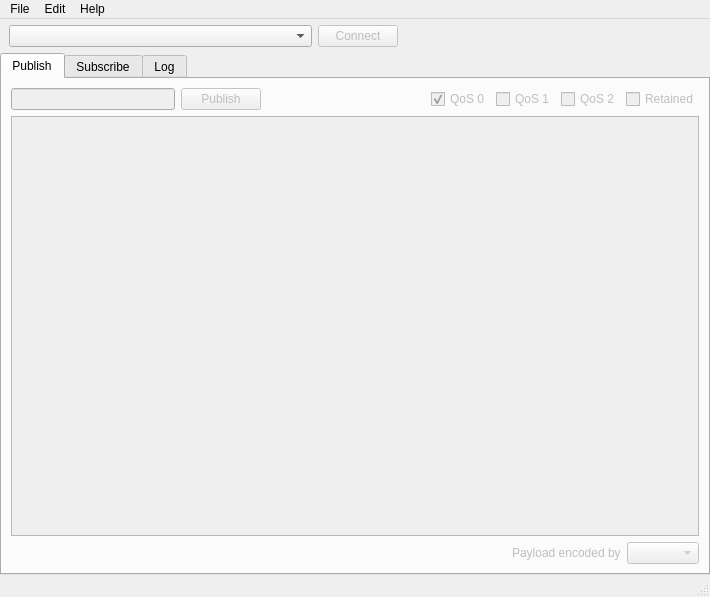
kwakobo/qmqttviewer, file src/qmqttviewer.ui: the form before one commit.
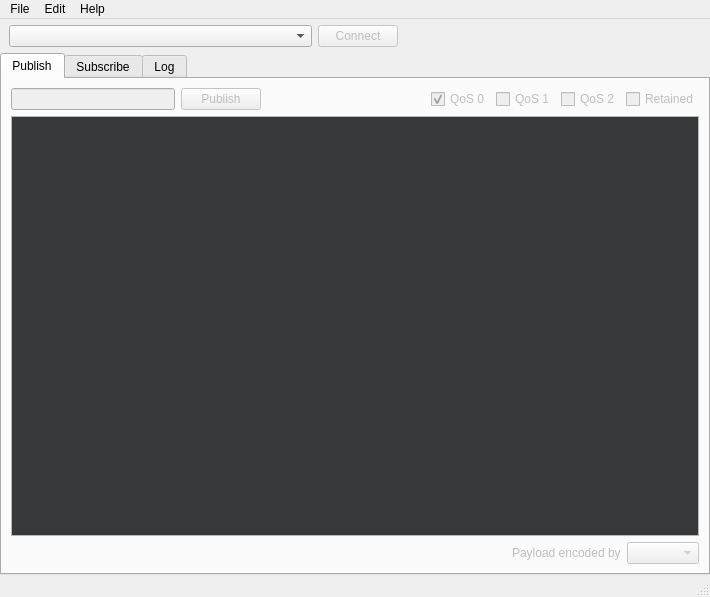
The form after the commit.

```diff
--- a/src/qmqttviewer.ui
+++ b/src/qmqttviewer.ui
@@ -176,7 +176,78 @@
          </widget>
         </item>
         <item>
-         <widget class="QPlainTextEdit" name="payload"/>
+         <widget class="QPlainTextEdit" name="payload">
+          <property name="palette">
+           <palette>
+            <active>
+             <colorrole role="Text">
+              <brush brushstyle="SolidPattern">
+               <color alpha="255">
+                <red>255</red>
+                <green>255</green>
+                <blue>255</blue>
+               </color>
+              </brush>
+             </colorrole>
+             <colorrole role="Base">
+              <brush brushstyle="SolidPattern">
+               <color alpha="255">
+                <red>46</red>
+                <green>47</green>
+                <blue>48</blue>
+               </color>
+              </brush>
+             </colorrole>
+            </active>
+            <inactive>
+             <colorrole role="Text">
+              <brush brushstyle="SolidPattern">
+               <color alpha="255">
+                <red>255</red>
+                <green>255</green>
+                <blue>255</blue>
+               </color>
+              </brush>
+             </colorrole>
+             <colorrole role="Base">
+              <brush brushstyle="SolidPattern">
+               <color alpha="255">
+                <red>46</red>
+                <green>47</green>
+                <blue>48</blue>
+               </color>
+              </brush>
+             </colorrole>
+            </inactive>
+            <disabled>
+             <colorrole role="Text">
+              <brush brushstyle="SolidPattern">
+               <color alpha="255">
+                <red>120</red>
+                <green>120</green>
+                <blue>120</blue>
+               </color>
+              </brush>
+             </colorrole>
+             <colorrole role="Base">
+              <brush brushstyle="SolidPattern">
+               <color alpha="255">
+                <red>55</red>
+                <green>56</green>
+                <blue>58</blue>
+               </color>
+              </brush>
+             </colorrole>
+            </disabled>
+           </palette>
+          </property>
+          <property name="font">
+           <font>
+            <family>Consolas</family>
+            <pointsize>11</pointsize>
+           </font>
+          </property>
+         </widget>
         </item>
         <item>
          <layout class="QHBoxLayout" name="horizontalLayout_5">
```
Left out of the diff: 6 changed lines with no effect on the pictures.
